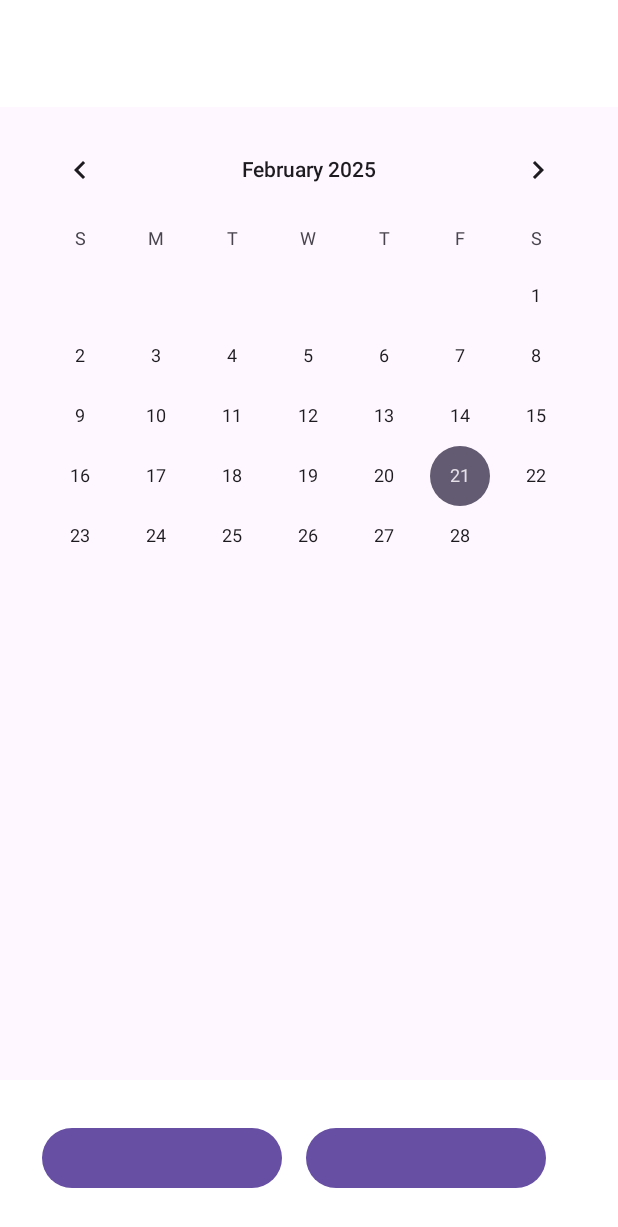
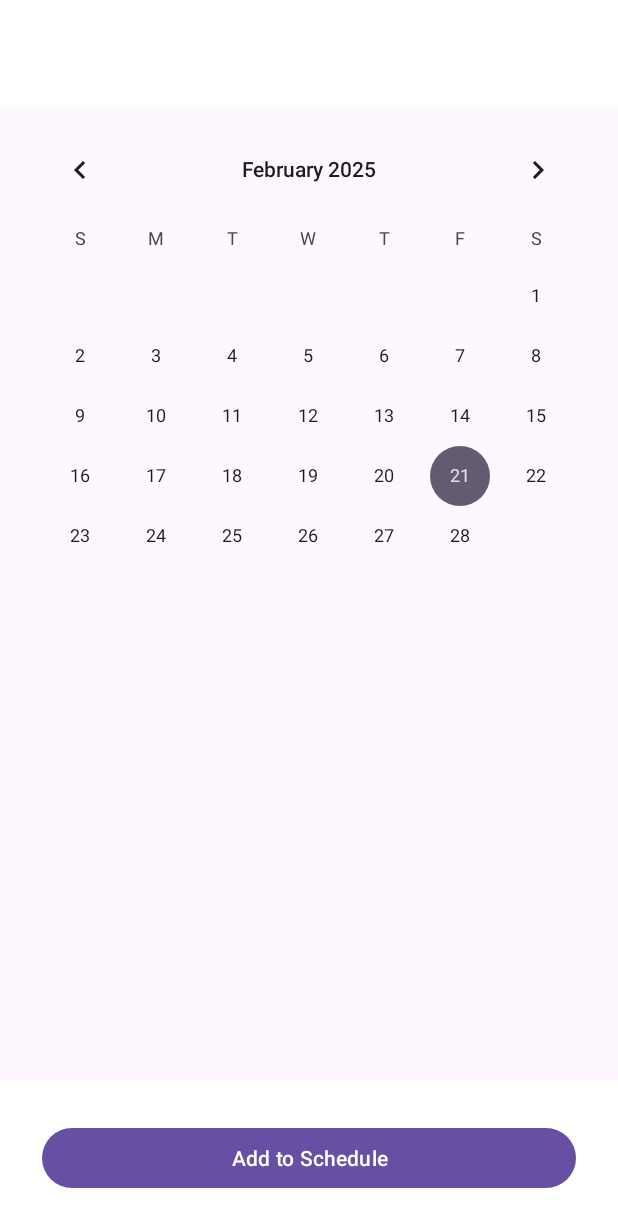
Before and after one commit to DevlinHamill/CS481, an Android app: the SchedualerGUI screen opened directly, with no data from a screen before it, on a phone screen of 412 x 824 dp. Shown: the top 1227 px of the screen. Run offline under Robolectric (Android 15) with nearby library versions, the phone set to English and light mode, and no system bars.

```diff
--- a/CatMap/app/src/main/res/layout/activity_schedualer.xml
+++ b/CatMap/app/src/main/res/layout/activity_schedualer.xml
@@ -74,21 +74,14 @@
         app:layout_constraintStart_toStartOf="parent">
 
         <com.google.android.material.button.MaterialButton
-            android:id="@+id/addMeeting"
+            android:id="@+id/AddMeeting"
             style="@style/ShapeAppearance.Material3.NavigationBarView.ActiveIndicator"
-            android:layout_width="160dp"
+            android:layout_width="match_parent"
             android:layout_height="wrap_content"
+            android:text="@string/add_to_schedule"
             android:layout_margin="8dp"
-
             android:textColor="@color/white" />
 
-        <com.google.android.material.button.MaterialButton
-            android:id="@+id/removeMeeting"
-            style="@style/ShapeAppearance.Material3.NavigationBarView.ActiveIndicator"
-            android:layout_width="160dp"
-            android:layout_height="wrap_content"
-            android:layout_margin="8dp"
 
-            android:textColor="@color/white" />
     </LinearLayout>
 </androidx.constraintlayout.widget.ConstraintLayout>
--- a/CatMap/app/src/main/res/values/colors.xml
+++ b/CatMap/app/src/main/res/values/colors.xml
@@ -2,4 +2,10 @@
 <resources>
     <color name="black">#FF000000</color>
     <color name="white">#FFFFFFFF</color>
+    <color name="lightScheme_Dark">#676973ff</color>
+    <color name="lightScheme_MidDark">#9597a0ff</color>
+    <color name="lightScheme_Mid">#b8bcccff</color>
+    <color name="lightScheme_MidLight">#cad2deff</color>
+    <color name="lightScheme_Light">#d0d9e3ff</color>
+
 </resources>
--- a/CatMap/app/src/main/res/values/google_maps_api.xmp.xml
+++ b/CatMap/app/src/main/res/values/google_maps_api.xmp.xml
@@ -1,4 +1,4 @@
 <?xml version="1.0" encoding="utf-8"?>
 <resources>
-    <string name="google_maps_key" templateMergeStrategy="preserve" translatable="false">API_KEY_PLACEHOLDER</string>
+    <string name="google_maps_key" templateMergeStrategy="preserve" translatable="false">AIzaSyBGhYPVVZc2VLnJKLVTmw0mlCe--GlCIlE</string>
 </resources>
--- a/CatMap/app/src/main/res/values/strings.xml
+++ b/CatMap/app/src/main/res/values/strings.xml
@@ -16,4 +16,5 @@
     <string name="attachment_summary_on">Automatically download attachments for incoming emails
     </string>
     <string name="attachment_summary_off">Only download attachments when manually requested</string>
+    <string name="add_to_schedule">Add to Schedule</string>
 </resources>
--- a/CatMap/app/src/main/res/values/themes.xml
+++ b/CatMap/app/src/main/res/values/themes.xml
@@ -3,6 +3,7 @@
     <style name="Base.Theme.CatMap" parent="Theme.Material3.DayNight.NoActionBar">
         <!-- Customize your light theme here. -->
         <!-- <item name="colorPrimary">@color/my_light_primary</item> -->
+
     </style>
 
     <style name="Theme.CatMap" parent="Base.Theme.CatMap" />
```
